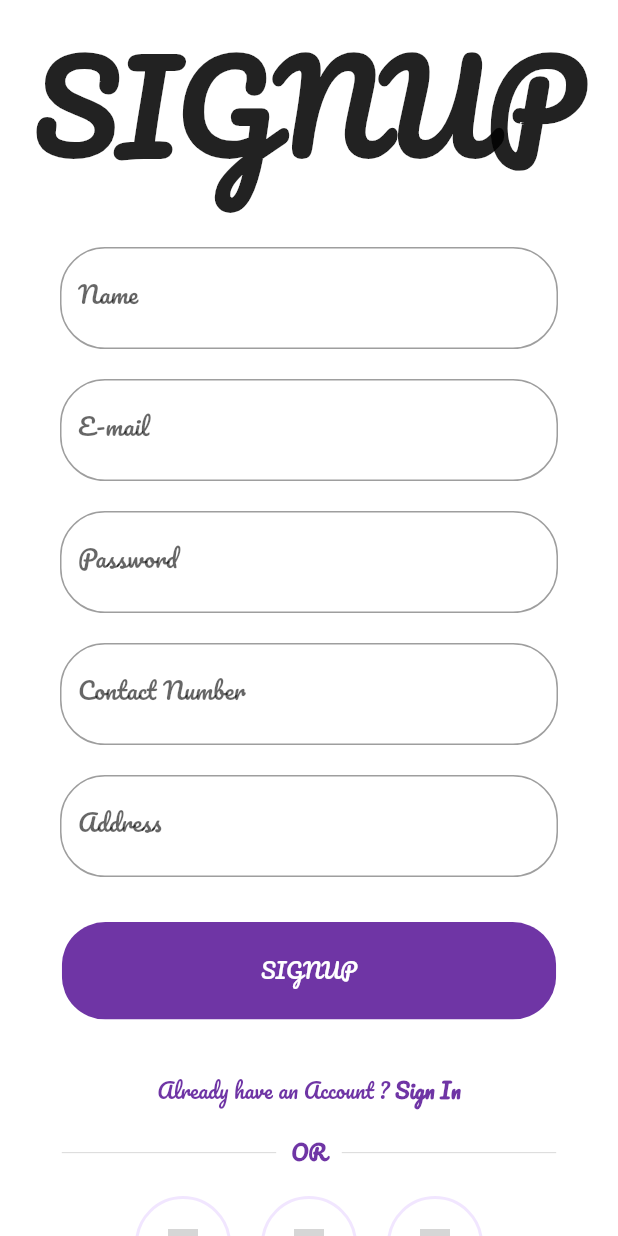
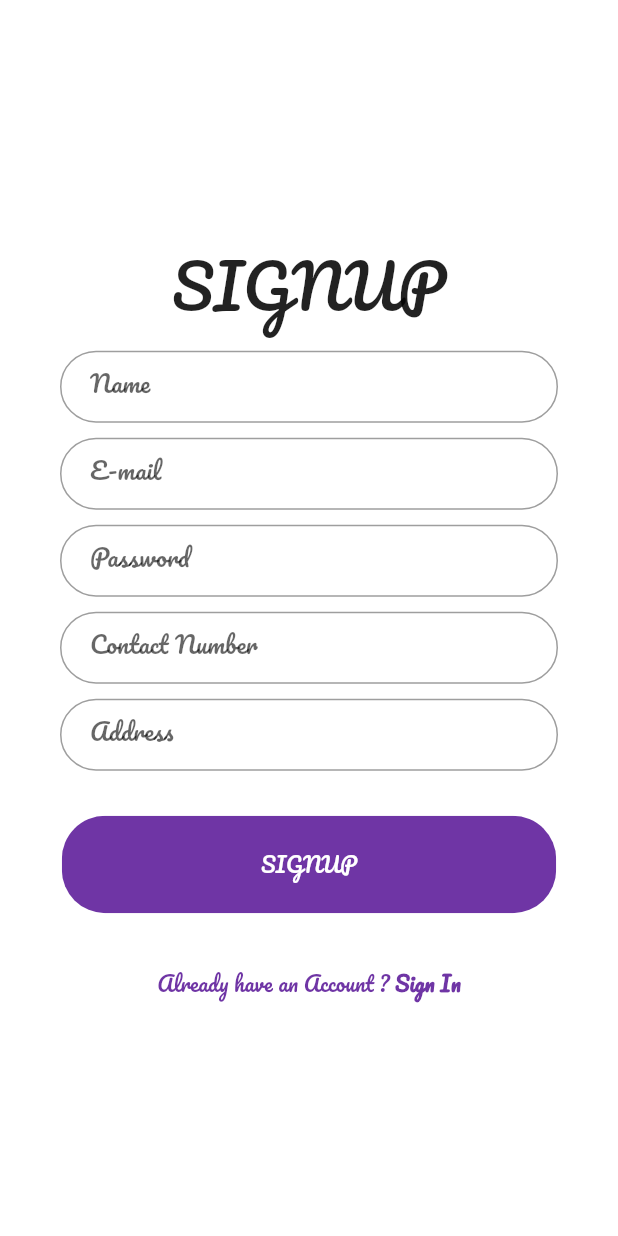
Before and after one commit to kjain333/shopping_app, a Flutter app: the screen it shows after launch, after a tap on "SIGN UP", on a phone screen of 412 x 824 dp. Run offline on Flutter 3.47's test engine with Material 2 defaults, Android fonts, the phone set to English and light mode, and no system bars; our stand-ins replace cloud_firestore, firebase_auth, firebase_core, flutter_svg, form_field_validator, shared_preferences and 2 more; accounts and stored records are empty; grey boxes are pictures that could not be loaded.

Commit message:
signup changes

```diff
--- a/lib/Screens/Login/components/body.dart
+++ b/lib/Screens/Login/components/body.dart
@@ -14,8 +14,8 @@ class Body extends StatefulWidget {
   @override
   _BodyState createState() => _BodyState();
 }
+
 class _BodyState extends State<Body> {
-
   String email, password;
   final FirebaseAuth _auth = FirebaseAuth.instance;
   final emailValidator = MultiValidator([
@@ -31,9 +31,12 @@ class _BodyState extends State<Body> {
         errorText: 'passwords must have at least one special character')
   ]);
 
-  void _signIn({String email,String pass}){
-    _auth.signInWithEmailAndPassword(email: email, password:pass).then((authResult) async {
-      final CollectionReference userData = Firestore.instance.collection('userData');
+  void _signIn({String email, String pass}) {
+    _auth
+        .signInWithEmailAndPassword(email: email, password: pass)
+        .then((authResult) async {
+      final CollectionReference userData =
+          Firestore.instance.collection('userData');
       final DocumentReference document = userData.doc(authResult.user.uid);
       final DocumentSnapshot data = await document.get();
       SharedPreferences prefs = await SharedPreferences.getInstance();
@@ -42,30 +45,34 @@ class _BodyState extends State<Body> {
       prefs.setString('address', data.get('address'));
       prefs.setString('email', email);
       prefs.setString('uid', authResult.user.uid);
-      Navigator.pushReplacement(context, MaterialPageRoute(builder: (context)=>MainPage()));
-    }).catchError((err){
+      Navigator.pushReplacement(
+          context, MaterialPageRoute(builder: (context) => MainPage()));
+    }).catchError((err) {
       print(err.code);
-      if(err.code == 'wrong-password'||err.code=='user-not-found'){
-        showCupertinoDialog(context: context, builder: (context){
+      if (err.code == 'wrong-password' || err.code == 'user-not-found') {
+        showCupertinoDialog(
+            context: context,
+            builder: (context) {
               return CupertinoAlertDialog(
-            title: Text(
-                'Incorrect credentials'
-            ),
+                title: Text('Incorrect credentials'),
                 actions: <Widget>[
-              CupertinoDialogAction(child: Text('OK'),
-                onPressed: (){
+                  CupertinoDialogAction(
+                    child: Text('OK'),
+                    onPressed: () {
                       Navigator.pop(context);
-                },)
+                    },
+                  )
                 ],
               );
             });
       }
     });
   }
+
   void validate() {
     if (formkey.currentState.validate()) {
       formkey.currentState.save();
-      _signIn(email: email,pass: password);
+      _signIn(email: email, pass: password);
     }
   }
 
@@ -79,7 +86,7 @@ class _BodyState extends State<Body> {
           children: <Widget>[
             Text(
               "LOGIN",
-              style: TextStyle(fontSize: 80.0, fontWeight: FontWeight.bold),
+              style: TextStyle(fontSize: 40.0),
             ),
             SizedBox(height: size.height * 0.03),
             Center(
--- a/lib/Screens/Signup/components/body.dart
+++ b/lib/Screens/Signup/components/body.dart
@@ -20,7 +20,7 @@ class Body extends StatefulWidget {
 }
 
 class _BodyState extends State<Body> {
-  String email, password, contact, name,address;
+  String email, password, contact, name, address;
   final FirebaseAuth _auth = FirebaseAuth.instance;
   final dataReference = Firestore.instance;
   GlobalKey<FormState> formkey = GlobalKey<FormState>();
@@ -40,7 +40,7 @@ class _BodyState extends State<Body> {
         .createUserWithEmailAndPassword(email: email, password: pass)
         .then((authResult) async {
       DatabaseService(uid: authResult.user.uid)
-          .updateUserData(name, contact,address, email);
+          .updateUserData(name, contact, address, email);
       SharedPreferences prefs = await SharedPreferences.getInstance();
       prefs.setString('name', name);
       prefs.setString('mobile', contact);
@@ -90,11 +90,11 @@ class _BodyState extends State<Body> {
             Text(
               "SIGNUP",
               style: TextStyle(
-                  fontFamily: 'Pacifico',
-                  fontSize: 80.0,
-                  fontWeight: FontWeight.bold),
+                fontFamily: 'Pacifico',
+                fontSize: 40.0,
+              ),
             ),
-            SizedBox(height: size.height * 0.03),
+            SizedBox(height: size.height * 0.01),
             Center(
               child: Form(
                 key: formkey,
@@ -104,6 +104,8 @@ class _BodyState extends State<Body> {
                     children: <Widget>[
                       TextFormField(
                         decoration: InputDecoration(
+                          contentPadding: EdgeInsets.symmetric(
+                              horizontal: 20.0, vertical: 5.0),
                           border: OutlineInputBorder(
                             borderRadius: BorderRadius.circular(30.0),
                           ),
@@ -119,12 +121,14 @@ class _BodyState extends State<Body> {
                       ),
                       Padding(
                         padding: EdgeInsets.symmetric(
-                          vertical: 10.0,
+                          vertical: 5.0,
                           horizontal: 20.0,
                         ),
                       ),
                       TextFormField(
                           decoration: InputDecoration(
+                            contentPadding: EdgeInsets.symmetric(
+                                horizontal: 20.0, vertical: 5.0),
                             border: OutlineInputBorder(
                               borderRadius: BorderRadius.circular(30.0),
                             ),
@@ -138,12 +142,14 @@ class _BodyState extends State<Body> {
                           validator: emailValidator),
                       Padding(
                         padding: EdgeInsets.symmetric(
-                          vertical: 10.0,
+                          vertical: 5.0,
                           horizontal: 20.0,
                         ),
                       ),
                       TextFormField(
                         decoration: InputDecoration(
+                          contentPadding: EdgeInsets.symmetric(
+                              horizontal: 20.0, vertical: 5.0),
                           border: OutlineInputBorder(
                             borderRadius: BorderRadius.circular(30.0),
                           ),
@@ -158,12 +164,14 @@ class _BodyState extends State<Body> {
                       ),
                       Padding(
                         padding: EdgeInsets.symmetric(
-                          vertical: 10.0,
-                          horizontal: 50.0,
+                          vertical: 5.0,
+                          horizontal: 20.0,
                         ),
                       ),
                       TextFormField(
                         decoration: InputDecoration(
+                          contentPadding: EdgeInsets.symmetric(
+                              horizontal: 20.0, vertical: 5.0),
                           border: OutlineInputBorder(
                             borderRadius: BorderRadius.circular(30.0),
                           ),
@@ -181,12 +189,14 @@ class _BodyState extends State<Body> {
                       ),
                       Padding(
                         padding: EdgeInsets.symmetric(
-                          vertical: 10.0,
+                          vertical: 5.0,
                           horizontal: 20.0,
                         ),
                       ),
                       TextFormField(
                         decoration: InputDecoration(
+                          contentPadding: EdgeInsets.symmetric(
+                              horizontal: 20.0, vertical: 5.0),
                           border: OutlineInputBorder(
                             borderRadius: BorderRadius.circular(30.0),
                           ),
@@ -197,7 +207,8 @@ class _BodyState extends State<Body> {
                             address = textValue;
                           });
                         },
-                        validator: RequiredValidator(errorText: "Address is Required"),
+                        validator:
+                            RequiredValidator(errorText: "Address is Required"),
                       ),
                       Padding(
                         padding: EdgeInsets.symmetric(
@@ -229,24 +240,6 @@ class _BodyState extends State<Body> {
                 );
               },
             ),
-            OrDivider(),
-            Row(
-              mainAxisAlignment: MainAxisAlignment.center,
-              children: <Widget>[
-                SocalIcon(
-                  iconSrc: "Assets/icons/facebook.svg",
-                  press: () {},
-                ),
-                SocalIcon(
-                  iconSrc: "Assets/icons/twitter.svg",
-                  press: () {},
-                ),
-                SocalIcon(
-                  iconSrc: "Assets/icons/google-plus.svg",
-                  press: () {},
-                ),
-              ],
-            )
           ],
         ),
       ),
--- a/lib/Screens/Welcome/components/body.dart
+++ b/lib/Screens/Welcome/components/body.dart
@@ -16,16 +16,23 @@ class Body extends StatelessWidget {
         child: Column(
           mainAxisAlignment: MainAxisAlignment.center,
           children: <Widget>[
-            Text(
-              "Welcome!!",
-              style: TextStyle(fontSize: 80.0, fontWeight: FontWeight.bold),
+            Padding(
+              padding: const EdgeInsets.fromLTRB(30, 60, 30, 30),
+              child: Padding(
+                padding: const EdgeInsets.fromLTRB(0, 60, 0, 0),
+                child: Text(
+                  "Welcome!",
+                  style: TextStyle(
+                    fontSize: 60.0,
+                  ),
+                ),
+              ),
             ),
-            SizedBox(height: size.height * 0.05),
             SvgPicture.asset(
               "Assets/icons/welcome_logo.svg",
-              height: size.height * 0.45,
+              height: size.height * 0.2,
             ),
-            SizedBox(height: size.height * 0.05),
+            SizedBox(height: size.height * 0.03),
             RoundedButton(
               text: "LOGIN",
               press: () {
```
Lines whose indentation alone changed are shown as unchanged.
